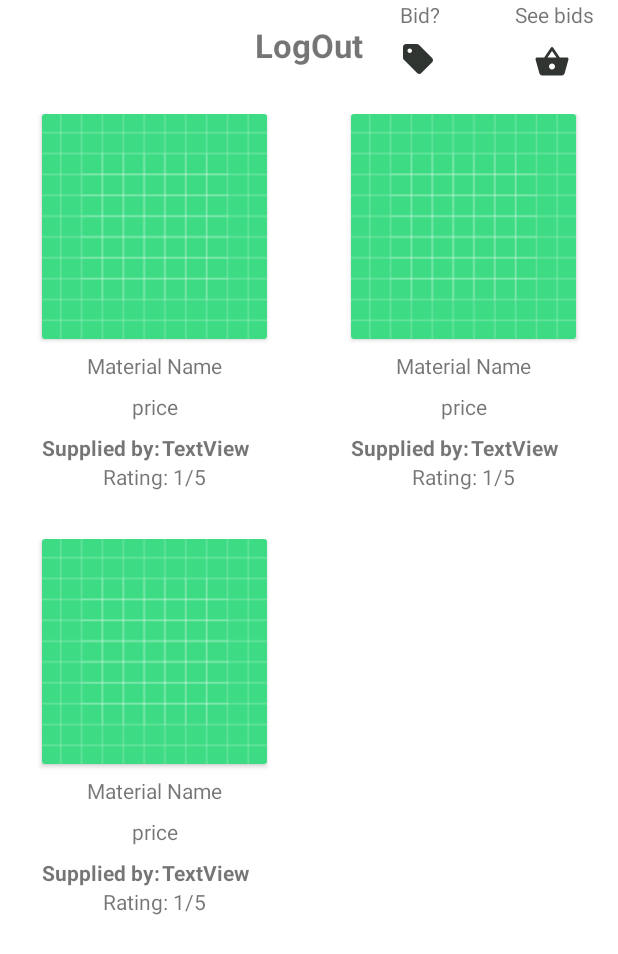
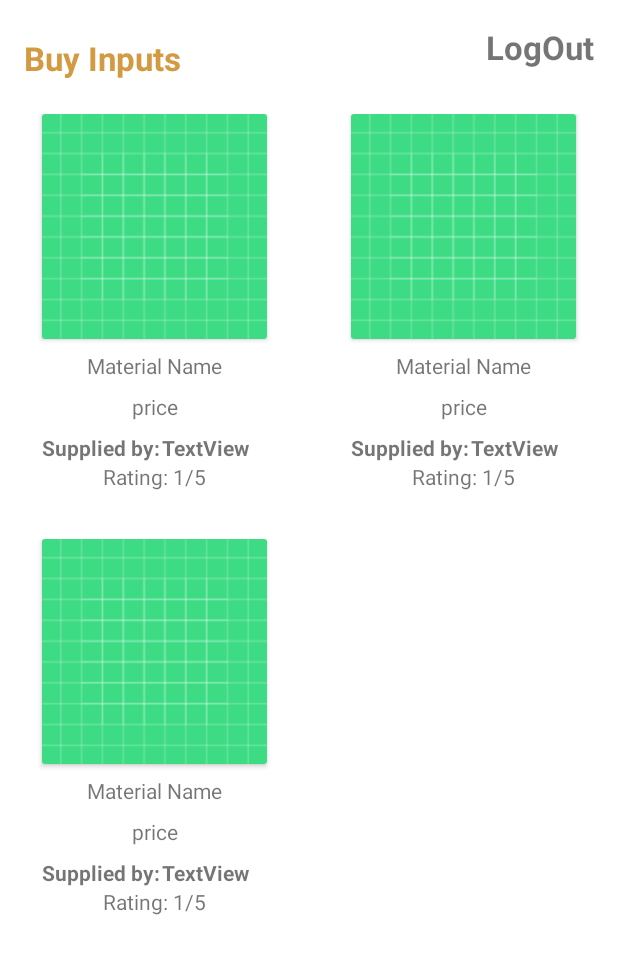
Before and after one commit to MuindiStephen/eAgriWallet-App, an Android app: the layout fragment_dashboard.xml on its own in the app's theme, with its tools: preview values and no code run, on a phone screen of 412 x 824 dp. Shown: the top 954 px of the screen. Run offline under Robolectric (Android 15) with nearby library versions, the phone set to English and light mode, and no system bars.

Commit message:
baseUrl: inputs

```diff
--- a/app/src/main/java/com/example/farming/data/ApiService.kt
+++ b/app/src/main/java/com/example/farming/data/ApiService.kt
@@ -5,6 +5,6 @@ import retrofit2.http.GET
 
 
 interface ApiService {
-     @GET("supplies")
+     @GET("inputs")
      fun getAllSuppliers() : Call<ArrayList<SuppliersDTOItem>>
 }
--- a/app/src/main/java/com/example/farming/utils/Constants.kt
+++ b/app/src/main/java/com/example/farming/utils/Constants.kt
@@ -1,3 +1,3 @@
 package com.example.farming.utils
 
-const val MOBILE_KILIMO_BASE_URL = "https://testapi.io/api/stevemd/https://testapi.io/api/mobilekilimo/"
+const val MOBILE_KILIMO_BASE_URL = "https://testapi.io/api/stevemd/"
--- a/app/src/main/res/layout/fragment_dashboard.xml
+++ b/app/src/main/res/layout/fragment_dashboard.xml
@@ -8,17 +8,17 @@
 
 
     <androidx.recyclerview.widget.RecyclerView
-        android:layout_marginTop="60dp"
         android:id="@+id/recyclerView"
         android:layout_width="match_parent"
         android:layout_height="match_parent"
-        tools:listitem="@layout/item_material_and_supplier"
+        android:layout_marginTop="60dp"
         app:layoutManager="androidx.recyclerview.widget.GridLayoutManager"
-        app:spanCount="2"
         app:layout_constraintBottom_toBottomOf="parent"
         app:layout_constraintEnd_toEndOf="parent"
         app:layout_constraintStart_toStartOf="parent"
-        app:layout_constraintTop_toTopOf="parent" />
+        app:layout_constraintTop_toTopOf="parent"
+        app:spanCount="2"
+        tools:listitem="@layout/item_material_and_supplier" />
 
     <ImageView
         android:id="@+id/seeAllBids"
@@ -27,6 +27,7 @@
         android:layout_marginTop="10dp"
         android:layout_marginEnd="32dp"
         android:src="@drawable/ic_bid"
+        android:visibility="gone"
         app:layout_constraintEnd_toEndOf="parent"
         app:layout_constraintTop_toBottomOf="@+id/textView6" />
 
@@ -36,6 +37,7 @@
         android:layout_height="wrap_content"
         android:layout_marginEnd="16dp"
         android:text="See bids"
+        android:visibility="gone"
         app:layout_constraintEnd_toEndOf="parent"
         app:layout_constraintTop_toTopOf="parent" />
 
@@ -46,6 +48,7 @@
         android:layout_marginTop="8dp"
         android:layout_marginEnd="16dp"
         android:src="@drawable/ic_bid_2"
+        android:visibility="gone"
         app:layout_constraintEnd_toEndOf="@+id/textView10"
         app:layout_constraintHorizontal_bias="0.0"
         app:layout_constraintStart_toStartOf="@+id/textView10"
@@ -57,6 +60,7 @@
         android:layout_height="wrap_content"
         android:layout_marginEnd="50dp"
         android:text="Bid?"
+        android:visibility="gone"
         app:layout_constraintEnd_toStartOf="@+id/textView6"
         app:layout_constraintTop_toTopOf="parent" />
 
@@ -69,7 +73,23 @@
         android:textStyle="bold"
         app:layout_constraintBottom_toTopOf="@+id/recyclerView"
         app:layout_constraintEnd_toEndOf="parent"
+        app:layout_constraintHorizontal_bias="0.952"
+        app:layout_constraintStart_toStartOf="parent"
+        app:layout_constraintTop_toTopOf="parent"
+        app:layout_constraintVertical_bias="0.533" />
+
+    <TextView
+        android:id="@+id/textView18"
+        android:layout_width="wrap_content"
+        android:layout_height="wrap_content"
+        android:layout_marginStart="16dp"
+        android:layout_marginTop="24dp"
+        android:text="Buy Inputs"
+        android:textStyle="bold"
+        android:textColor="@color/gold"
+        android:textSize="22sp"
         app:layout_constraintStart_toStartOf="parent"
         app:layout_constraintTop_toTopOf="parent" />
 
+
 </androidx.constraintlayout.widget.ConstraintLayout>
```
Also changed, not shown: app/src/main/res/layout/fragment_delivery_report_material.xml (+14 -5 lines), app/src/main/res/drawable/whatsapp.png (added).
